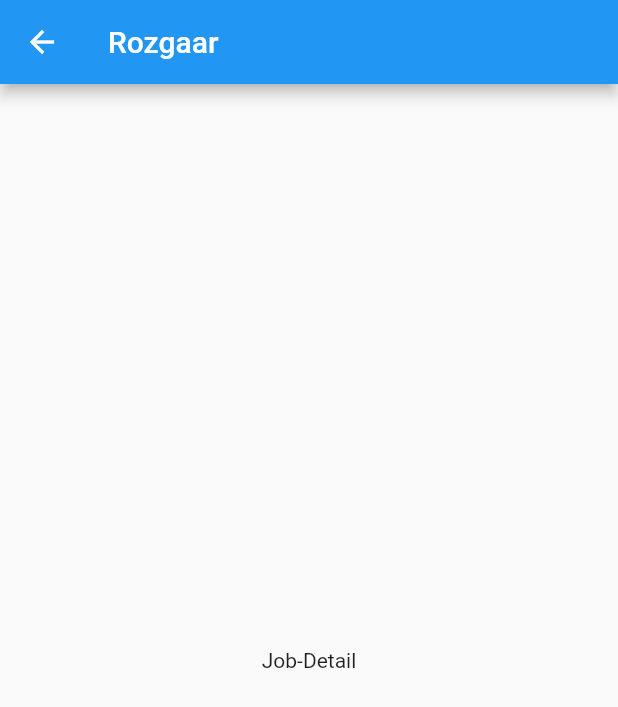
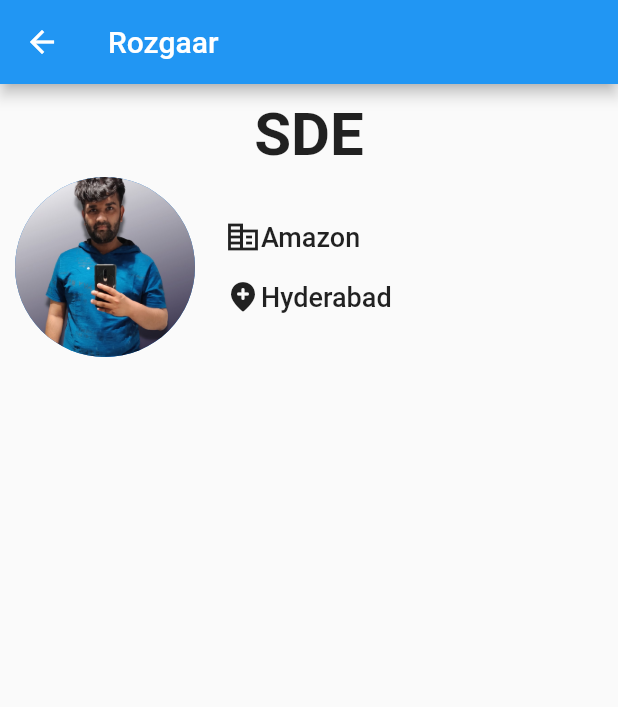
Before and after one commit to apexpre-dator/rozgaar_app, a Flutter app: the PersonalizedJobs screen opened by its route, after a tap on "SDE", on a phone screen of 412 x 824 dp. Shown: the top 707 px of the screen. Run offline on Flutter 3.47's test engine with Material 2 defaults, Android fonts, the phone set to English and light mode, and no system bars; statements that could not run were skipped.

Commit message:
Adding Job Detail Screen

```diff
--- a/lib/screens/job_detail.dart
+++ b/lib/screens/job_detail.dart
@@ -1,4 +1,6 @@
 import 'package:flutter/material.dart';
+
+import '../dummy_jobs.dart';
 
 class JobDetail extends StatelessWidget {
   const JobDetail({Key? key}) : super(key: key);
@@ -6,13 +8,72 @@ class JobDetail extends StatelessWidget {
 
   @override
   Widget build(BuildContext context) {
+    final routeArgs =
+        ModalRoute.of(context)?.settings.arguments as Map<String, String>;
+    final id = routeArgs['id'];
+    final selectedJob = DUMMY_JOBS.firstWhere((job) => job.id == id);
+
     return Scaffold(
       appBar: AppBar(
         title: Text('Rozgaar'),
       ),
-      body: Center(
-        child: Text(
-          'Job-Detail',
+      body: Container(
+        padding: EdgeInsets.all(10),
+        width: MediaQuery.of(context).size.width,
+        child: Column(
+          children: <Widget>[
+            Text(
+              selectedJob.title,
+              style: TextStyle(
+                fontSize: 40,
+                fontWeight: FontWeight.w600,
+              ),
+            ),
+            SizedBox(
+              height: 5,
+            ),
+            Row(
+              children: <Widget>[
+                CircleAvatar(
+                  backgroundImage: AssetImage('assets/images/dp.jpg'),
+                  radius: 60,
+                ),
+                SizedBox(
+                  width: 20,
+                ),
+                Column(
+                  crossAxisAlignment: CrossAxisAlignment.start,
+                  children: [
+                    Row(
+                      children: [
+                        Icon(Icons.corporate_fare),
+                        Text(
+                          selectedJob.organisation,
+                          style: TextStyle(
+                            fontSize: 18,
+                            fontWeight: FontWeight.w500,
+                          ),
+                        ),
+                      ],
+                    ),
+                    Divider(),
+                    Row(
+                      children: [
+                        Icon(Icons.add_location_rounded),
+                        Text(
+                          selectedJob.location,
+                          style: TextStyle(
+                            fontSize: 18,
+                            fontWeight: FontWeight.w500,
+                          ),
+                        ),
+                      ],
+                    ),
+                  ],
+                ),
+              ],
+            ),
+          ],
         ),
       ),
     );
--- a/lib/widgets/job_info.dart
+++ b/lib/widgets/job_info.dart
@@ -13,26 +13,33 @@ class JobInfo extends StatelessWidget {
   Widget build(BuildContext context) {
     return ElevatedButton(
       onPressed: () {
-        Navigator.of(context).pushNamed('/job-detail');
+        Navigator.of(context).pushNamed(
+          '/job-detail',
+          arguments: {
+            'id': jobInfo.id,
+          },
+        );
       },
       style: ElevatedButton.styleFrom(
+        elevation: 5,
         shape: new RoundedRectangleBorder(
           borderRadius: new BorderRadius.circular(30.0),
         ),
       ),
       child: Container(
         width: MediaQuery.of(context).size.width,
-        padding: const EdgeInsets.all(10),
+        padding: EdgeInsets.symmetric(
+          vertical: 20,
+          horizontal: 5,
+        ),
         child: Row(
           children: [
-            Image.asset(
-              'assets/images/dp.jpg',
-              height: 80,
-              width: 80,
-              fit: BoxFit.fill,
+            CircleAvatar(
+              backgroundImage: AssetImage('assets/images/dp.jpg'),
+              radius: 45,
             ),
-            SizedBox(
-              width: 10,
+            const SizedBox(
+              width: 7,
             ),
             Column(
               crossAxisAlignment: CrossAxisAlignment.start,
@@ -45,7 +52,7 @@ class JobInfo extends StatelessWidget {
                     fontWeight: FontWeight.bold,
                   ),
                 ),
-                SizedBox(
+                const SizedBox(
                   height: 10,
                 ),
                 Row(
@@ -69,7 +76,7 @@ class JobInfo extends StatelessWidget {
                       style: TextStyle(
                         color: Colors.white,
                         fontSize: 16,
-                        fontWeight: FontWeight.bold,
+                        fontWeight: FontWeight.w500,
                       ),
                     ),
                   ],
```
